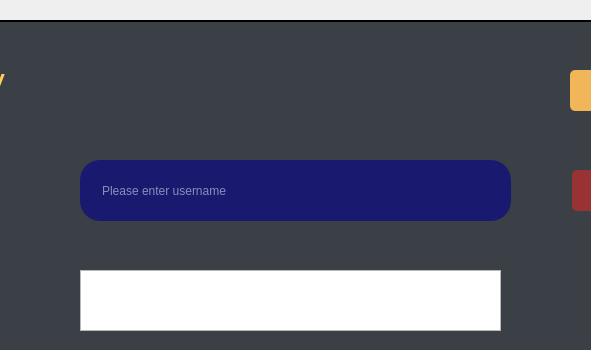
This is login/history.ui in Alipour8/SkullKing as Qt 5 draws it before an edit; both pictures show x 200 to 791 and y 0 to 350 of the 1057 by 578 pixel window. The edited form follows.
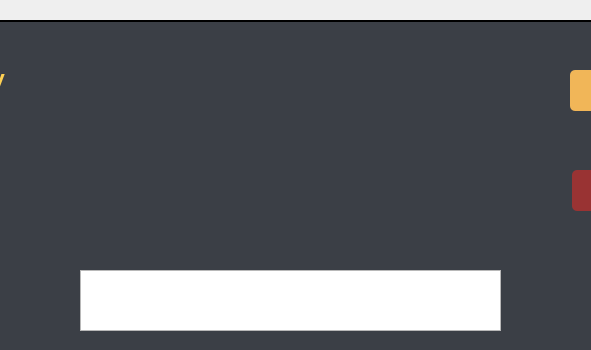
This is the edited form. Icons and pictures are not drawn.

Commit message: edit ui of history and some changed on edit and history code

What changed in the file:
```diff
--- a/login/history.ui
+++ b/login/history.ui
@@ -263,44 +263,6 @@
     <string notr="true">font: 16pt &quot;MS Shell Dlg 2&quot;;</string>
    </property>
   </widget>
-  <widget class="QLineEdit" name="usernameforforgetpass">
-   <property name="geometry">
-    <rect>
-     <x>280</x>
-     <y>160</y>
-     <width>431</width>
-     <height>61</height>
-    </rect>
-   </property>
-   <property name="styleSheet">
-    <string notr="true">QLineEdit#usernameforforgetpass {
-	font: 16pt &quot;MS Shell Dlg 2&quot;;
-padding-left: 20px;
-padding-right: 20px;
-border-radius: 20px;
-background: #191970;
-color: #fefefe;
-}
-
-QLineEdit#usernameforforgetpass:hover {
-	background-color: rgb(42, 46, 52);
-border-style: solid;
- border-width: 1px;
-	border-color: rgb(245, 179, 1);
-	color: rgb(241, 182, 88);
-}
-
-QLineEdit#usernameforforgetpass:pressed {
-border-style: solid;
-border-width: 1px;
-	background-color: rgb(25, 69, 105);
-	color: rgb(85, 255, 255);
-}</string>
-   </property>
-   <property name="placeholderText">
-    <string>Please enter username</string>
-   </property>
-  </widget>
  </widget>
  <resources/>
  <connections/>
```
The commit also changes 6 other files.
